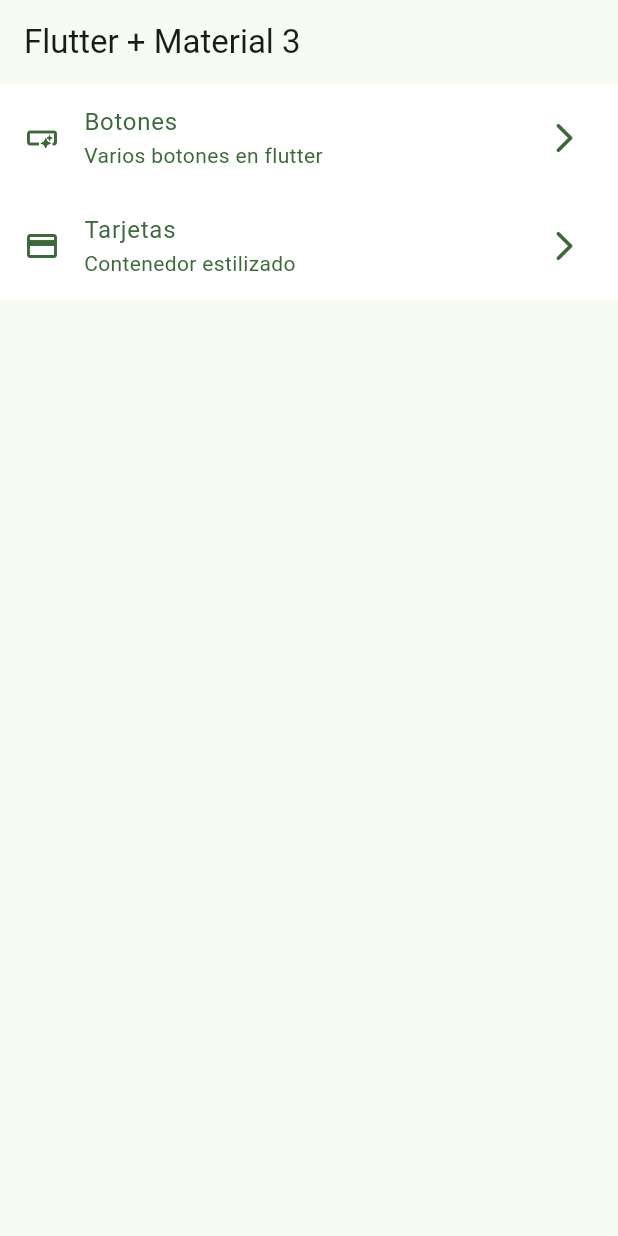
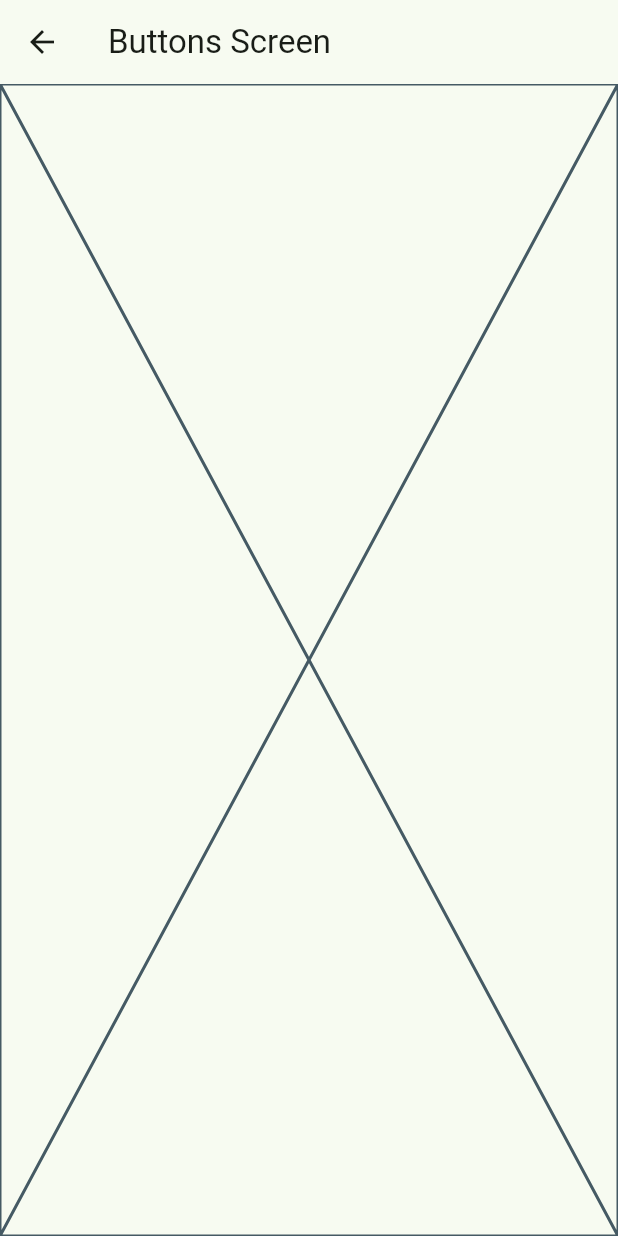
Before and after one commit to Curvi55/widgets_app, a Flutter app: the screen it shows after launch, after a tap on "Botones", on a phone screen of 412 x 824 dp. Run offline on Flutter 3.47's test engine with Material 2 defaults, Android fonts, the phone set to English and light mode, and no system bars.

```diff
--- a/lib/config/menu/menu_items.dart
+++ b/lib/config/menu/menu_items.dart
@@ -29,7 +29,7 @@ class MenuItem {
       const MenuItem(
         title:'Tarjetas' ,
         subTitle: 'Contenedor estilizado',
-        link:'/card'  ,
+        link:'/cards'  ,
         icon:Icons.credit_card
         ),
 /*
--- a/lib/main.dart
+++ b/lib/main.dart
@@ -1,5 +1,7 @@
 import 'package:flutter/material.dart';
 import 'package:widgets_app/config/themes/app_theme.dart';
+import 'package:widgets_app/presentation/screens/buttons/buttons_screen.dart';
+import 'package:widgets_app/presentation/screens/cards/cards_screen.dart';
 import 'package:widgets_app/presentation/screens/home/home_screen.dart';
 
 // IMPORANTE AL EMPEZAR EL PROYECTO
@@ -31,7 +33,12 @@ class MainApp extends StatelessWidget {
     return MaterialApp(
       debugShowCheckedModeBanner: false,
       theme:AppTheme(selectedColor: 9).getTheme(),
-      home: const HomeScreen()
+      home: const HomeScreen(),
+      routes: {
+        '/buttons': (context) => const ButtonsScreen(),
+        '/cards':(context) => const CardsScreen()
+      }
+
       );
   }
 }
--- /dev/null
+++ b/lib/presentation/screens/buttons/buttons_screen.dart
@@ -0,0 +1,15 @@
+import 'package:flutter/material.dart';
+
+class ButtonsScreen extends StatelessWidget {
+  const ButtonsScreen({super.key});
+
+  @override
+  Widget build(BuildContext context) {
+    return Scaffold(
+      appBar: AppBar(
+        title: Text('Buttons Screen'),
+      ),
+      body: const Placeholder(),
+    );
+  }
+}
--- a/lib/presentation/screens/home/home_screen.dart
+++ b/lib/presentation/screens/home/home_screen.dart
@@ -1,5 +1,6 @@
 import 'package:flutter/material.dart';
 import 'package:widgets_app/config/menu/menu_items.dart';
+import 'package:widgets_app/presentation/screens/buttons/buttons_screen.dart';
 
 class HomeScreen extends StatelessWidget {
   const HomeScreen({super.key});
@@ -65,7 +66,17 @@ class _CustomListTile extends StatelessWidget {
       subtitle:Text(menuItem.subTitle) ,
       // evento de cuando se toca
       onTap: (){
-        // TODO: navegar a otras pantallas
+        //navigation and routing , ver la documentación adjunta del curso
+        //https://docs.flutter.dev/ui/navigation
+
+        /* Navigator.of(context).push(
+
+            MaterialPageRoute(
+                builder: (context) => const ButtonsScreen()
+             ),
+          ); */
+          // forma alternativa para hacer la navegacion, aunque la oficial recomendada go_router
+          Navigator.pushNamed(context, menuItem.link);
       },
     );
   }
```
Also changed, not shown: lib/presentation/screens/cards/cards_screen.dart (added, +15 -0 lines).
